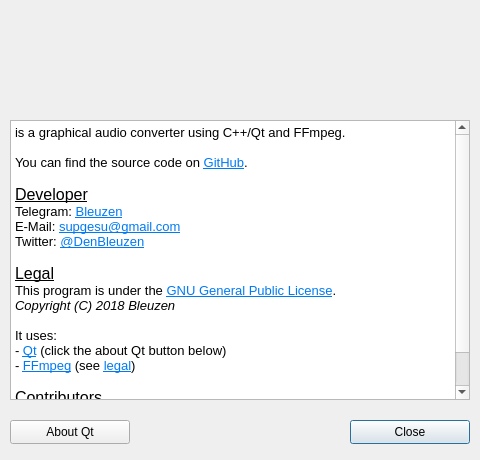
Before: the Qt Designer form src/aboutdialog.ui in Bleuzen/FFaudioConverter, drawn with Qt 5.
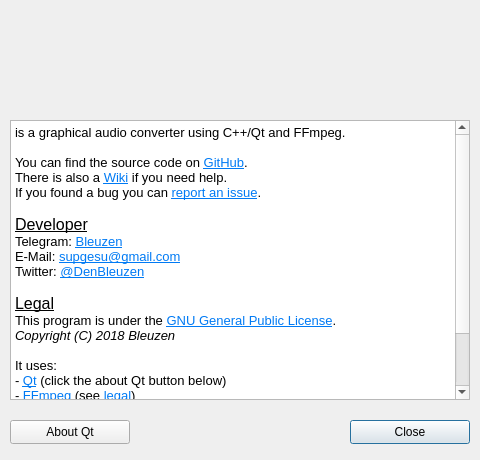
After: the same form once the commit is applied.

Commit message: build lowercased binary on linux

The edit to the form file:
```diff
--- a/src/aboutdialog.ui
+++ b/src/aboutdialog.ui
@@ -122,6 +122,8 @@
 &lt;p style=&quot; margin-top:0px; margin-bottom:0px; margin-left:0px; margin-right:0px; -qt-block-indent:0; text-indent:0px;&quot;&gt;is a graphical audio converter using C++/Qt and FFmpeg.&lt;/p&gt;
 &lt;p style=&quot;-qt-paragraph-type:empty; margin-top:0px; margin-bottom:0px; margin-left:0px; margin-right:0px; -qt-block-indent:0; text-indent:0px;&quot;&gt;&lt;br /&gt;&lt;/p&gt;
 &lt;p style=&quot; margin-top:0px; margin-bottom:0px; margin-left:0px; margin-right:0px; -qt-block-indent:0; text-indent:0px;&quot;&gt;You can find the source code on &lt;a href=&quot;https://github.com/Bleuzen/FFaudioConverter&quot;&gt;&lt;span style=&quot; text-decoration: underline; color:#007af4;&quot;&gt;GitHub&lt;/span&gt;&lt;/a&gt;.&lt;/p&gt;
+&lt;p style=&quot; margin-top:0px; margin-bottom:0px; margin-left:0px; margin-right:0px; -qt-block-indent:0; text-indent:0px;&quot;&gt;There is also a &lt;a href=&quot;https://github.com/Bleuzen/FFaudioConverter/wiki&quot;&gt;&lt;span style=&quot; text-decoration: underline; color:#007af4;&quot;&gt;Wiki&lt;/span&gt;&lt;/a&gt; if you need help.&lt;/p&gt;
+&lt;p style=&quot; margin-top:0px; margin-bottom:0px; margin-left:0px; margin-right:0px; -qt-block-indent:0; text-indent:0px;&quot;&gt;If you found a bug you can &lt;a href=&quot;https://github.com/Bleuzen/FFaudioConverter/issues&quot;&gt;&lt;span style=&quot; text-decoration: underline; color:#007af4;&quot;&gt;report an issue&lt;/span&gt;&lt;/a&gt;.&lt;/p&gt;
 &lt;p style=&quot;-qt-paragraph-type:empty; margin-top:0px; margin-bottom:0px; margin-left:0px; margin-right:0px; -qt-block-indent:0; text-indent:0px;&quot;&gt;&lt;br /&gt;&lt;/p&gt;
 &lt;p style=&quot; margin-top:0px; margin-bottom:0px; margin-left:0px; margin-right:0px; -qt-block-indent:0; text-indent:0px;&quot;&gt;&lt;span style=&quot; font-size:12pt; text-decoration: underline;&quot;&gt;Developer&lt;/span&gt;&lt;/p&gt;
 &lt;p style=&quot; margin-top:0px; margin-bottom:0px; margin-left:0px; margin-right:0px; -qt-block-indent:0; text-indent:0px;&quot;&gt;Telegram: &lt;a href=&quot;https://t.me/Bleuzen&quot;&gt;&lt;span style=&quot; text-decoration: underline; color:#007af4;&quot;&gt;Bleuzen&lt;/span&gt;&lt;/a&gt;&lt;/p&gt;
```
The commit also changes 2 other files.
